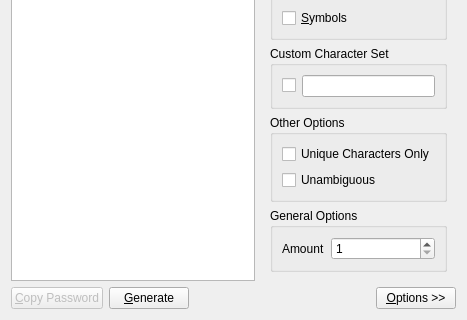
cyberbeat/kpassgen, file kpassgen.ui: the form before one commit; both pictures show x 0 to 467 and y 148 to 468 of the 467 by 468 pixel window.
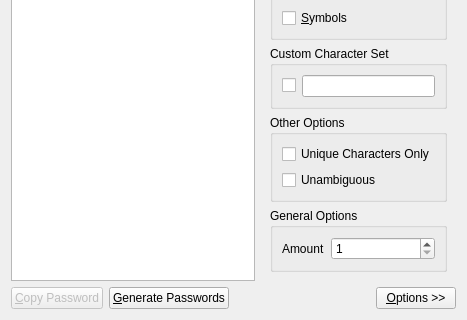
The form after the commit. Custom widgets are drawn as their Qt base class.

Commit message: Changed "Generate" to "Generate Passords" as requsted

```diff
--- a/kpassgen.ui
+++ b/kpassgen.ui
@@ -411,7 +411,7 @@
         </sizepolicy>
        </property>
        <property name="text">
-        <string>&amp;Generate</string>
+        <string>&amp;Generate Passwords</string>
        </property>
       </widget>
      </item>
```
